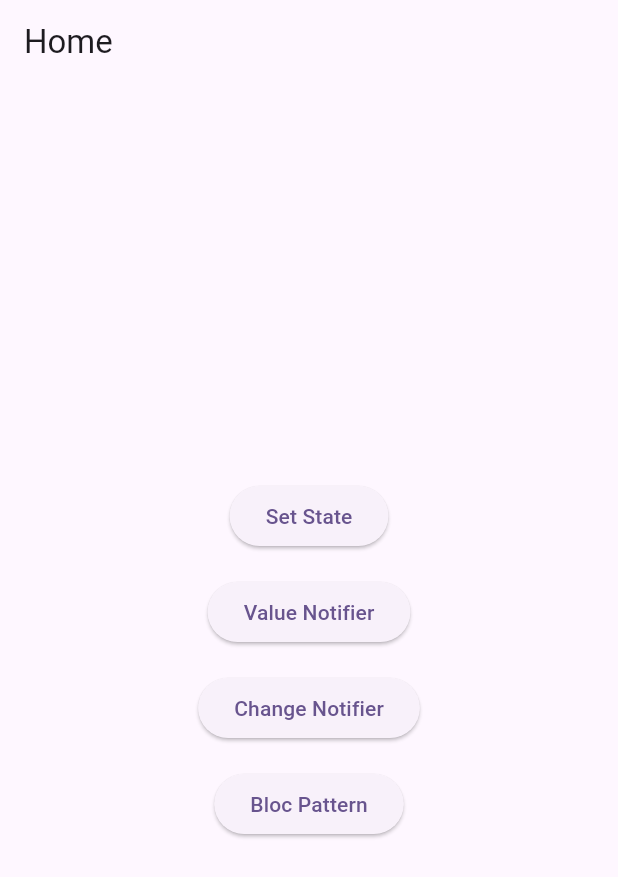
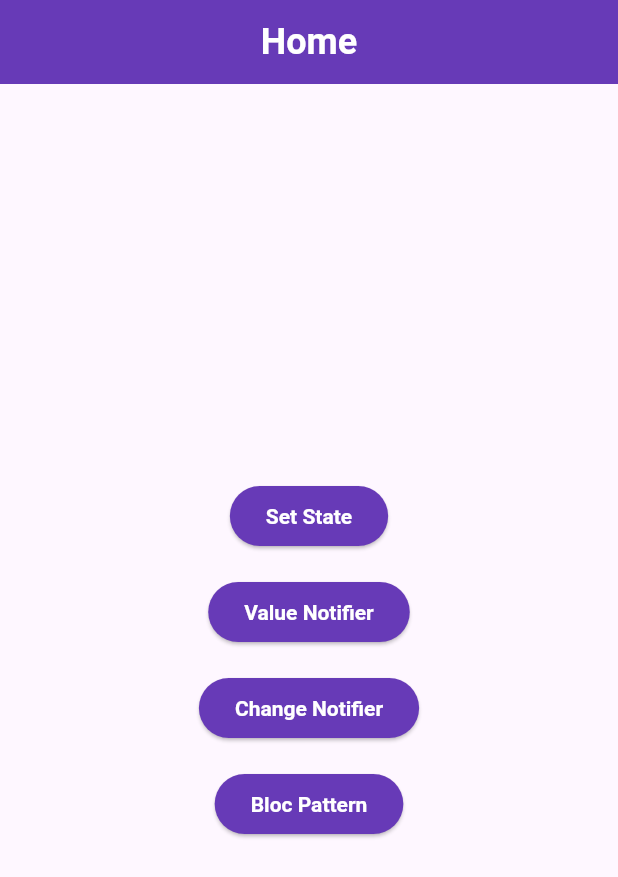
Before and after one commit to brunozupp/review_native_state_management, a Flutter app: the screen it shows after launch, on a phone screen of 412 x 824 dp. Shown: the top 877 px of the screen. Run offline on Flutter 3.47's test engine with Material 3 defaults, Android fonts, the phone set to English and light mode, and no system bars.

```diff
--- a/lib/main.dart
+++ b/lib/main.dart
@@ -19,6 +19,28 @@ class MyApp extends StatelessWidget {
       debugShowCheckedModeBanner: false,
       theme: ThemeData(
         colorScheme: ColorScheme.fromSeed(seedColor: Colors.deepPurple),
+        appBarTheme: const AppBarTheme(
+          backgroundColor: Colors.deepPurple,
+          centerTitle: true,
+          titleTextStyle: TextStyle(
+            color: Colors.white,
+            fontWeight: FontWeight.bold,
+            fontSize: 24,
+          ),
+          iconTheme: IconThemeData(
+            color: Colors.white,
+          ),
+        ),
+        elevatedButtonTheme: ElevatedButtonThemeData(
+          style: ElevatedButton.styleFrom(
+            backgroundColor: Colors.deepPurple,
+            foregroundColor: Colors.white,
+            textStyle: const TextStyle(
+              fontWeight: FontWeight.bold,
+            ),
+
+          ),
+        ),
         useMaterial3: true,
       ),
       routes: {
```
